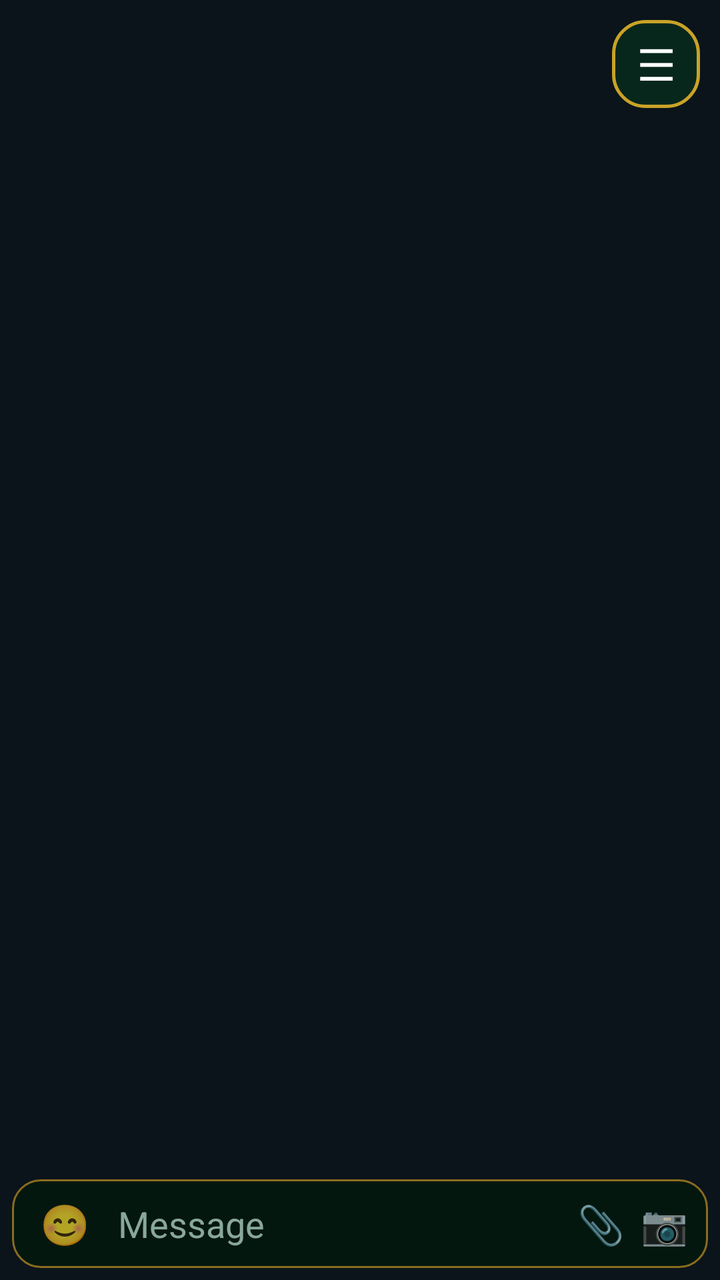
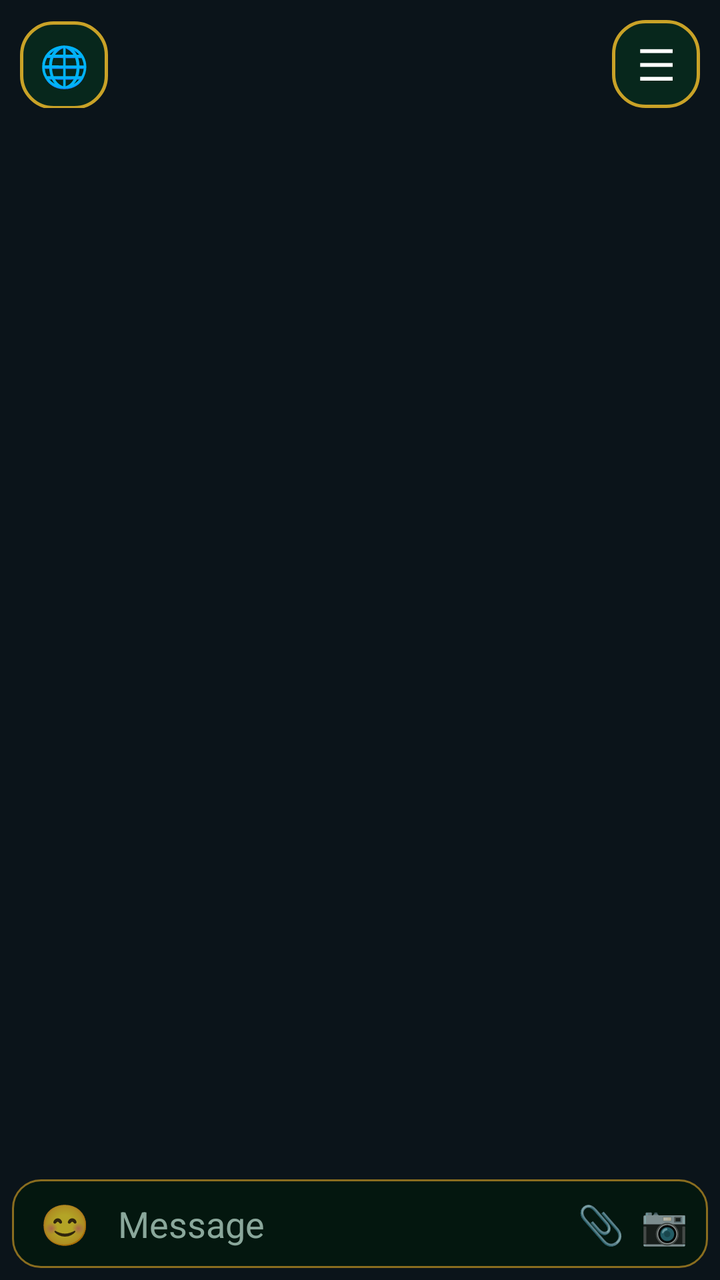

Before-and-after screenshots of an Android layout around one commit, followed by the original layout XML and the change that was made.
<!-- AndroidManifest.xml: application theme AppTheme -->
<!-- res/layout/activity_chat.xml -->
<?xml version="1.0" encoding="utf-8"?>
<FrameLayout xmlns:android="http://schemas.android.com/apk/res/android"
    android:layout_width="match_parent"
    android:layout_height="match_parent"
    android:background="#0B141A">

    <LinearLayout
        android:layout_width="match_parent"
        android:layout_height="match_parent"
        android:orientation="vertical">

        
        <LinearLayout
            android:layout_width="match_parent"
            android:layout_height="wrap_content"
            android:orientation="horizontal"
            android:padding="10dp">

            <View
                android:layout_width="0dp"
                android:layout_height="1dp"
                android:layout_weight="1" />

            <TextView
                android:id="@+id/chatMenu"
                android:layout_width="44dp"
                android:layout_height="44dp"
                android:background="@drawable/bg_card"
                android:gravity="center"
                android:text="☰"
                android:textColor="#FFFFFF"
                android:textSize="22sp" />
        </LinearLayout>

        <LinearLayout
            android:id="@+id/workCard"
            android:layout_width="match_parent"
            android:layout_height="wrap_content"
            android:layout_margin="10dp"
            android:background="@drawable/bg_card"
            android:orientation="vertical"
            android:padding="12dp"
            android:visibility="gone">

            <TextView
                android:layout_width="match_parent"
                android:layout_height="wrap_content"
                android:text="🌐 ব্রাউজার কার্ড — লাইভ কাজ"
                android:textColor="#4ADE80"
                android:textSize="14sp"
                android:textStyle="bold" />

            <TextView
                android:id="@+id/workText"
                android:layout_width="match_parent"
                android:layout_height="wrap_content"
                android:layout_marginTop="6dp"
                android:textColor="#EDE6D6"
                android:textSize="13sp" />

            <ImageView
                android:id="@+id/workShot"
                android:layout_width="match_parent"
                android:layout_height="wrap_content"
                android:layout_marginTop="8dp"
                android:adjustViewBounds="true"
                android:maxHeight="220dp"
                android:visibility="gone" />
        </LinearLayout>

        <ScrollView
            android:id="@+id/chatScroll"
            android:layout_width="match_parent"
            android:layout_height="0dp"
            android:layout_marginTop="6dp"
            android:layout_weight="1">

            <LinearLayout
                android:id="@+id/msgBox"
                android:layout_width="match_parent"
                android:layout_height="wrap_content"
                android:orientation="vertical"
                android:paddingStart="10dp"
                android:paddingTop="6dp"
                android:paddingEnd="10dp"
                android:paddingBottom="6dp" />
        </ScrollView>

        
        <LinearLayout
            android:id="@+id/quoteBar"
            android:layout_width="match_parent"
            android:layout_height="wrap_content"
            android:layout_marginStart="10dp"
            android:layout_marginEnd="10dp"
            android:background="@drawable/bg_card"
            android:gravity="center_vertical"
            android:orientation="horizontal"
            android:padding="8dp"
            android:visibility="gone">

            <TextView
                android:id="@+id/quoteText"
                android:layout_width="0dp"
                android:layout_height="wrap_content"
                android:layout_weight="1"
                android:ellipsize="end"
                android:maxLines="2"
                android:textColor="#9FD8C9"
                android:textSize="13sp" />

            <TextView
                android:id="@+id/quoteCancel"
                android:layout_width="wrap_content"
                android:layout_height="wrap_content"
                android:padding="4dp"
                android:text="✕"
                android:textColor="#FFFFFF"
                android:textSize="16sp" />
        </LinearLayout>

        
        <LinearLayout
            android:layout_width="match_parent"
            android:layout_height="wrap_content"
            android:gravity="center_vertical"
            android:orientation="horizontal"
            android:padding="6dp">

            <LinearLayout
                android:layout_width="0dp"
                android:layout_height="wrap_content"
                android:layout_weight="1"
                android:background="@drawable/bg_input"
                android:gravity="center_vertical"
                android:orientation="horizontal"
                android:paddingStart="10dp"
                android:paddingEnd="6dp">

                <TextView
                    android:id="@+id/chatEmoji"
                    android:layout_width="wrap_content"
                    android:layout_height="wrap_content"
                    android:padding="4dp"
                    android:text="😊"
                    android:textSize="20sp" />

                <EditText
                    android:id="@+id/chatInput"
                    android:layout_width="0dp"
                    android:layout_height="wrap_content"
                    android:layout_weight="1"
                    android:background="@null"
                    android:gravity="center_vertical"
                    android:hint="Message"
                    android:maxLines="4"
                    android:padding="10dp"
                    android:textColor="#F3E9C8"
                    android:textColorHint="#8AA79B" />

                <TextView
                    android:id="@+id/chatAttach"
                    android:layout_width="wrap_content"
                    android:layout_height="wrap_content"
                    android:padding="4dp"
                    android:text="📎"
                    android:textSize="19sp" />

                <TextView
                    android:id="@+id/chatCamera"
                    android:layout_width="wrap_content"
                    android:layout_height="wrap_content"
                    android:padding="4dp"
                    android:text="📷"
                    android:textSize="19sp" />
            </LinearLayout>

            <TextView
                android:id="@+id/chatSend"
                android:layout_width="52dp"
                android:layout_height="52dp"
                android:layout_marginStart="6dp"
                android:background="@drawable/btn_mic_green"
                android:gravity="center"
                android:text="➤"
                android:textSize="22sp"
                android:visibility="gone" />
        </LinearLayout>
    </LinearLayout>

    
    <View
        android:id="@+id/panelDim"
        android:layout_width="match_parent"
        android:layout_height="match_parent"
        android:background="#99000000"
        android:visibility="gone" />

    
    <ScrollView
        android:id="@+id/sidePanel"
        android:layout_width="280dp"
        android:layout_height="match_parent"
        android:layout_gravity="end"
        android:background="#10201A"
        android:visibility="gone">

        <LinearLayout
            android:id="@+id/panelItems"
            android:layout_width="match_parent"
            android:layout_height="wrap_content"
            android:orientation="vertical"
            android:padding="14dp" />
    </ScrollView>
</FrameLayout>
<!-- resources referenced by this layout -->
<resources>
  <!-- drawable bg_card (drawable) -->
  <?xml version="1.0" encoding="utf-8"?>
  <shape xmlns:android="http://schemas.android.com/apk/res/android" android:shape="rectangle">
      <corners android:radius="16dp" />
      <solid android:color="#07271C" />
      <stroke android:width="1.5dp" android:color="#C9A227" />
  </shape>
  <!-- drawable bg_input (drawable) -->
  <?xml version="1.0" encoding="utf-8"?>
  <shape xmlns:android="http://schemas.android.com/apk/res/android" android:shape="rectangle">
      <corners android:radius="14dp" />
      <solid android:color="#04170F" />
      <stroke android:width="1dp" android:color="#8A6D1F" />
  </shape>
  <!-- drawable btn_mic_green (drawable) -->
  <?xml version="1.0" encoding="utf-8"?>
  <shape xmlns:android="http://schemas.android.com/apk/res/android" android:shape="oval">
      <solid android:color="#00A884" />
  </shape>
  <style name="AppTheme" parent="android:Theme.Material.NoActionBar">
          <item name="android:windowBackground">#05030D</item>
          <item name="android:colorAccent">#A855F7</item>
          <item name="android:statusBarColor">#05030D</item>
          <item name="android:navigationBarColor">#05030D</item>
          <item name="android:windowLightStatusBar">false</item>
      </style>
</resources>

<!-- the commit's change to res/layout/activity_chat.xml (unified diff, before → after) -->
@@ -15,6 +15,16 @@
             android:layout_height="wrap_content"
             android:orientation="horizontal"
             android:padding="10dp">
+
+            <TextView
+                android:id="@+id/chatWorkCardToggle"
+                android:layout_width="44dp"
+                android:layout_height="44dp"
+                android:background="@drawable/bg_card"
+                android:gravity="center"
+                android:text="🌐"
+                android:textColor="#FFFFFF"
+                android:textSize="20sp" />
 
             <View
                 android:layout_width="0dp"
@@ -43,9 +53,10 @@
             android:visibility="gone">
 
             <TextView
-                android:layout_width="match_parent"
-                android:layout_height="wrap_content"
-                android:text="🌐 ব্রাউজার কার্ড — লাইভ কাজ"
+                android:id="@+id/workCardTitle"
+                android:layout_width="match_parent"
+                android:layout_height="wrap_content"
+                android:text="🌐 ব্রাউজার কার্ড — লাইভ কাজ  ✕"
                 android:textColor="#4ADE80"
                 android:textSize="14sp"
                 android:textStyle="bold" />
